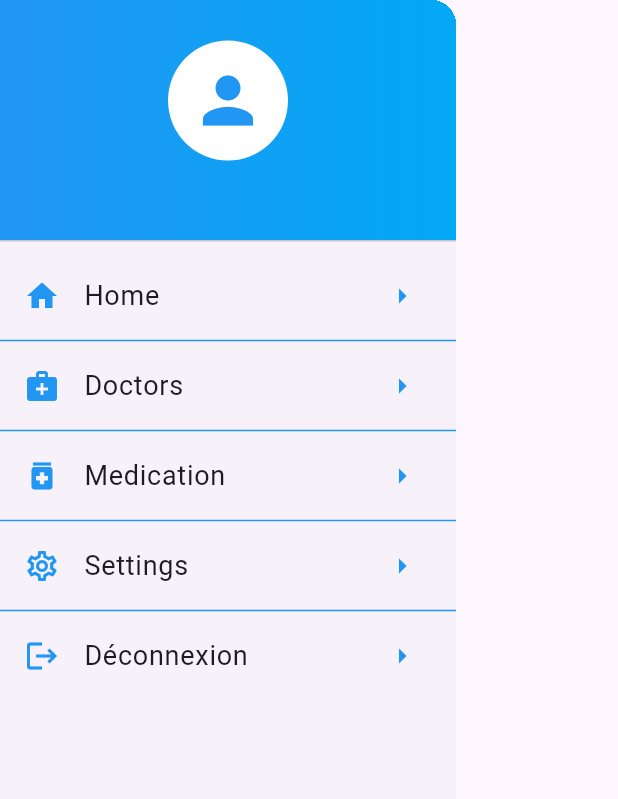
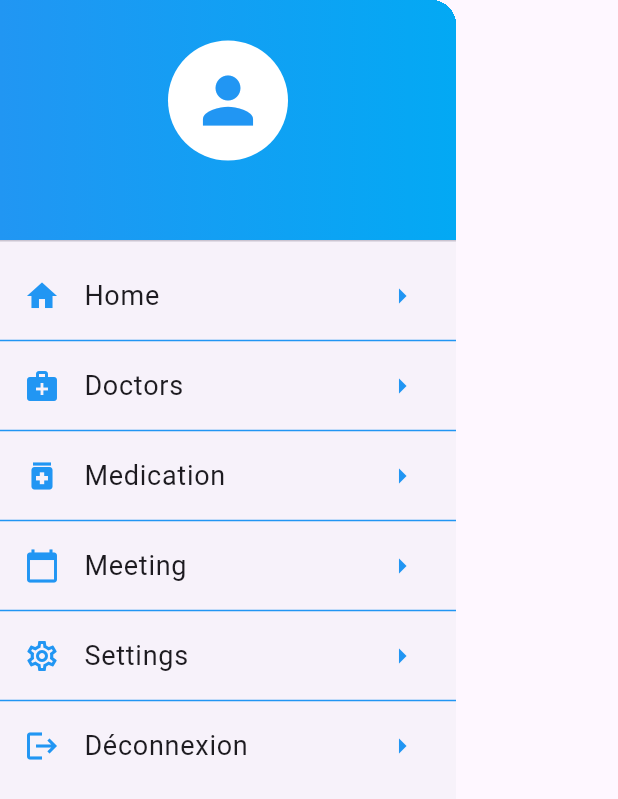
Before and after one commit to FakhfakhOussema/Flutter, a Flutter app: the AppDrawer widget shown alone on an empty page, opened directly, on a phone screen of 412 x 824 dp. Shown: the top 799 px of the screen. Run offline on Flutter 3.47's test engine with Material 3 defaults, Android fonts, the light colour scheme and no system bars; our stand-ins replace firebase_auth, firebase_core, sqflite; accounts and stored records are empty.

Commit message:
initial commit

```diff
--- a/lib/CRM Medical/layout/drawer.dart
+++ b/lib/CRM Medical/layout/drawer.dart
@@ -59,9 +59,15 @@ class AppDrawer extends StatelessWidget {
           ),
           drawerItem(
             context,
+            title: 'Meeting', // Nouvel item pour les RDV
+            icon: Icons.calendar_today,
+            route: "/meeting",
+          ),
+          drawerItem(
+            context,
             title: 'Settings',
             icon: Icons.settings_outlined,
-            route: '/settings',
+            route: '/seetings',
           ),
           ListTile(
             title: const Text('Déconnexion', style: TextStyle(fontSize: 18)),
--- a/lib/main.dart
+++ b/lib/main.dart
@@ -1,6 +1,8 @@
 import 'package:app_examen/CRM%20Medical/modules/Doctor/doctor_screen.dart';
 import 'package:app_examen/CRM%20Medical/modules/Home/home_screen.dart';
+import 'package:app_examen/CRM%20Medical/modules/Meeting/meeting_screen.dart';
 import 'package:app_examen/CRM%20Medical/modules/medication/medication_screen.dart';
+import 'package:app_examen/CRM%20Medical/modules/seetings/seeting_screen.dart';
 import 'package:firebase_auth/firebase_auth.dart';
 import 'package:firebase_core/firebase_core.dart';
 import 'package:flutter/material.dart';
@@ -21,6 +23,8 @@ class MyApp extends StatelessWidget {
     '/home':(context) => HomeScreen(),
     '/login':(context) => LoginScreen(),
     '/doctors':(context) => DoctorScreen(),
+    '/meeting':(context) => MeetingScreen(),
+    '/seetings':(context) => SeetingScreen(),
   };
   @override
   Widget build(BuildContext context) {
```
Also changed, not shown: lib/CRM Medical/modules/Meeting/meeting_screen.dart (added, +20 -0 lines), lib/CRM Medical/modules/seetings/seeting_screen.dart (added, +20 -0 lines).
